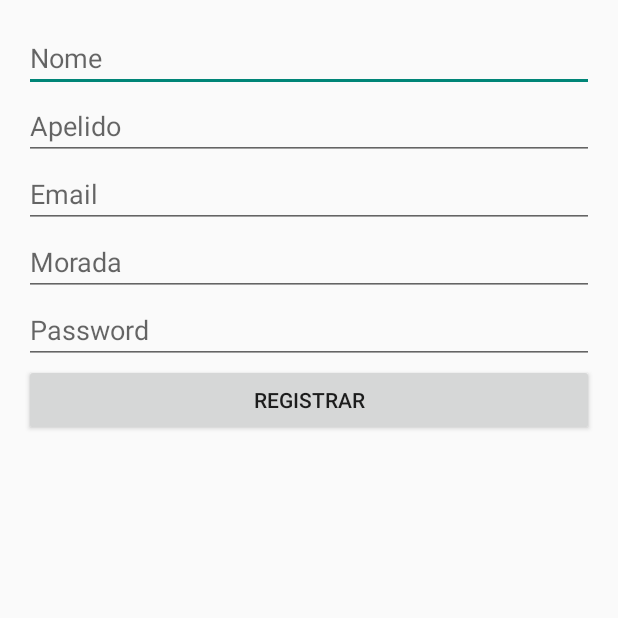
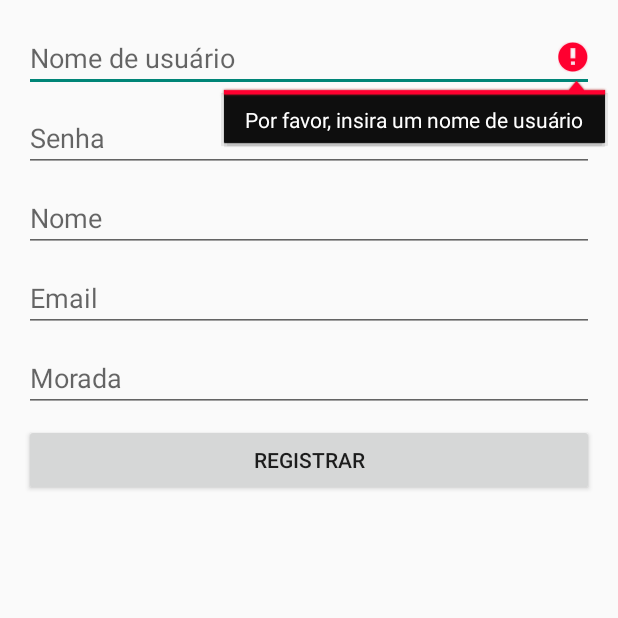
Before and after one commit to NunoTorradas/Aplicacao_de_compras, an Android app: the RegisterActivity screen opened directly, with no data from a screen before it, after a tap on "REGISTRAR", on a phone screen of 412 x 824 dp, the top half of it. Run offline under Robolectric (Android 15) with nearby library versions, the phone set to English and light mode, and no system bars.

```diff
--- a/app/src/main/java/com/oteusite/aplicaodecomprasandroid/Main_menu.java
+++ b/app/src/main/java/com/oteusite/aplicaodecomprasandroid/Main_menu.java
@@ -71,10 +71,15 @@ public class Main_menu extends AppCompatActivity {
     }
 
     private void openShopActivity() {
+        Intent intent = new Intent(this, ShopActivity.class);
+
         Toast.makeText(this, "Opening Shop Activity", Toast.LENGTH_SHORT).show();
+        startActivity(intent);
     }
 
     private void showOrders() {
+        Intent intent = new Intent(this, OrdersActivity.class);
         Toast.makeText(this, "Showing Orders", Toast.LENGTH_SHORT).show();
+        startActivity(intent);
     }
 }
--- a/app/src/main/java/com/oteusite/aplicaodecomprasandroid/RegisterActivity.java
+++ b/app/src/main/java/com/oteusite/aplicaodecomprasandroid/RegisterActivity.java
@@ -1,21 +1,22 @@
 package com.oteusite.aplicaodecomprasandroid;
-
-import androidx.appcompat.app.AppCompatActivity;
-
 import android.os.Bundle;
+import android.text.TextUtils;
 import android.view.View;
 import android.widget.Button;
 import android.widget.EditText;
 import android.widget.Toast;
 
+import androidx.appcompat.app.AppCompatActivity;
+
 public class RegisterActivity extends AppCompatActivity {
 
+    private EditText editTextUsername;
+    private EditText editTextPassword;
     private EditText editTextNome;
-    private EditText editTextApelido;
+    private EditText editTextEmail;
     private EditText editTextMorada;
-    private EditText editTextEmail;
-    private EditText editTextPassword;
     private Button buttonRegister;
+
     private DatabaseHelper databaseHelper;
 
     @Override
@@ -23,36 +24,67 @@ public class RegisterActivity extends AppCompatActivity {
         super.onCreate(savedInstanceState);
         setContentView(R.layout.activity_register);
 
+        editTextUsername = findViewById(R.id.edit_text_username);
+        editTextPassword = findViewById(R.id.edit_text_password);
+        editTextNome = findViewById(R.id.edit_text_nome);
+        editTextEmail = findViewById(R.id.edit_text_email);
+        editTextMorada = findViewById(R.id.edit_text_morada);
+        buttonRegister = findViewById(R.id.button_register);
+
         databaseHelper = new DatabaseHelper(this);
-
-        editTextNome = findViewById(R.id.edit_text_nome);
-        editTextApelido = findViewById(R.id.edit_text_apelido);
-        editTextMorada = findViewById(R.id.edit_text_morada);
-        editTextEmail = findViewById(R.id.edit_text_username);
-        editTextPassword = findViewById(R.id.edit_text_password);
-        buttonRegister = findViewById(R.id.button_register);
 
         buttonRegister.setOnClickListener(new View.OnClickListener() {
             @Override
             public void onClick(View v) {
-                String nome = editTextNome.getText().toString().trim();
-                String apelido = editTextApelido.getText().toString().trim();
-                String morada = editTextMorada.getText().toString().trim();
-                String email = editTextEmail.getText().toString().trim();
-                String password = editTextPassword.getText().toString().trim();
-
-                if (nome.isEmpty() || apelido.isEmpty() || morada.isEmpty() || email.isEmpty() || password.isEmpty()) {
-                    Toast.makeText(RegisterActivity.this, "Por favor, preencha todos os campos", Toast.LENGTH_SHORT).show();
-                } else {
-                    boolean isAdded = databaseHelper.addUser(nome, apelido, morada, email, password);
-                    if (isAdded) {
-                        Toast.makeText(RegisterActivity.this, "Utilizador registado com sucesso", Toast.LENGTH_SHORT).show();
-                        finish();
-                    } else {
-                        Toast.makeText(RegisterActivity.this, "Falha ao registar o utilizador", Toast.LENGTH_SHORT).show();
-                    }
-                }
+                registerUser();
             }
         });
     }
+
+    private void registerUser() {
+        String username = editTextUsername.getText().toString().trim();
+        String password = editTextPassword.getText().toString().trim();
+        String nome = editTextNome.getText().toString().trim();
+        String email = editTextEmail.getText().toString().trim();
+        String morada = editTextMorada.getText().toString().trim();
+
+        if (TextUtils.isEmpty(username)) {
+            editTextUsername.setError("Por favor, insira um nome de usuário");
+            editTextUsername.requestFocus();
+            return;
+        }
+
+        if (TextUtils.isEmpty(password)) {
+            editTextPassword.setError("Por favor, insira uma senha");
+            editTextPassword.requestFocus();
+            return;
+        }
+
+        if (TextUtils.isEmpty(nome)) {
+            editTextNome.setError("Por favor, insira o nome");
+            editTextNome.requestFocus();
+            return;
+        }
+
+        if (TextUtils.isEmpty(email)) {
+            editTextEmail.setError("Por favor, insira o e-mail");
+            editTextEmail.requestFocus();
+            return;
+        }
+
+        if (TextUtils.isEmpty(morada)) {
+            editTextMorada.setError("Por favor, insira a morada");
+            editTextMorada.requestFocus();
+            return;
+        }
+
+        boolean success = databaseHelper.insertUser(username, password, nome, email, morada);
+
+        if (success) {
+            Toast.makeText(this, "Registro bem-sucedido", Toast.LENGTH_SHORT).show();
+            finish();
+        } else {
+            Toast.makeText(this, "Erro ao registrar o usuário", Toast.LENGTH_SHORT).show();
+        }
+    }
 }
--- a/app/src/main/res/layout/activity_main_menu.xml
+++ b/app/src/main/res/layout/activity_main_menu.xml
@@ -4,6 +4,12 @@
     android:layout_height="match_parent"
     android:orientation="vertical"
     android:padding="16dp">
+
+    <TextView
+        android:id="@+id/text_view_menu_username"
+        android:layout_width="match_parent"
+        android:layout_height="wrap_content"
+        android:text="TextView" />
 
     <Button
         android:id="@+id/button_modify"
--- a/app/src/main/res/layout/activity_register.xml
+++ b/app/src/main/res/layout/activity_register.xml
@@ -1,42 +1,49 @@
 <?xml version="1.0" encoding="utf-8"?>
 <LinearLayout xmlns:android="http://schemas.android.com/apk/res/android"
-    xmlns:tools="http://schemas.android.com/tools"
     android:layout_width="match_parent"
     android:layout_height="match_parent"
     android:orientation="vertical"
-    android:padding="16dp"
-    tools:context=".RegisterActivity">
+    android:padding="16dp">
+
+    <EditText
+        android:id="@+id/edit_text_username"
+        android:layout_width="match_parent"
+        android:layout_height="wrap_content"
+        android:hint="Nome de usuário"
+        android:inputType="text"
+        android:layout_marginBottom="8dp" />
+
+    <EditText
+        android:id="@+id/edit_text_password"
+        android:layout_width="match_parent"
+        android:layout_height="wrap_content"
+        android:hint="Senha"
+        android:inputType="textPassword"
+        android:layout_marginBottom="8dp" />
 
     <EditText
         android:id="@+id/edit_text_nome"
         android:layout_width="match_parent"
         android:layout_height="wrap_content"
-        android:hint="Nome" />
+        android:hint="Nome"
+        android:inputType="text"
+        android:layout_marginBottom="8dp" />
 
     <EditText
-        android:id="@+id/edit_text_apelido"
+        android:id="@+id/edit_text_email"
         android:layout_width="match_parent"
         android:layout_height="wrap_content"
-        android:hint="Apelido" />
-
-    <EditText
-        android:id="@+id/edit_text_username"
-        android:layout_width="match_parent"
-        android:layout_height="wrap_content"
-        android:hint="Email" />
+        android:hint="Email"
+        android:inputType="textEmailAddress"
+        android:layout_marginBottom="8dp" />
 
     <EditText
         android:id="@+id/edit_text_morada"
         android:layout_width="match_parent"
         android:layout_height="wrap_content"
-        android:hint="Morada" />
-
-    <EditText
-        android:id="@+id/edit_text_password"
-        android:layout_width="match_parent"
-        android:layout_height="wrap_content"
-        android:hint="Password"
-        android:inputType="textPassword" />
+        android:hint="Morada"
+        android:inputType="text"
+        android:layout_marginBottom="8dp" />
 
     <Button
         android:id="@+id/button_register"
```
Also changed, not shown: app/src/main/java/com/oteusite/aplicaodecomprasandroid/DatabaseHelper.java (+83 -60 lines), app/src/main/java/com/oteusite/aplicaodecomprasandroid/ModifyActivity.java (+61 -23 lines), app/src/main/java/com/oteusite/aplicaodecomprasandroid/User.java (+8 -8 lines), app/src/main/res/layout/activity_modify.xml (+20 -6 lines).
